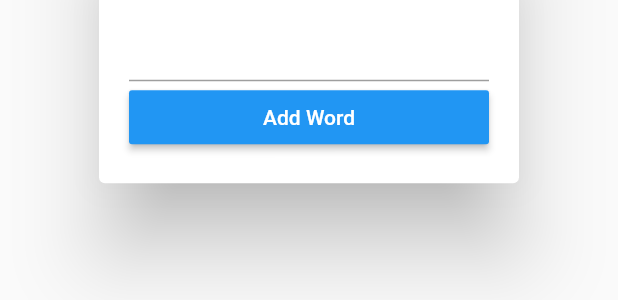
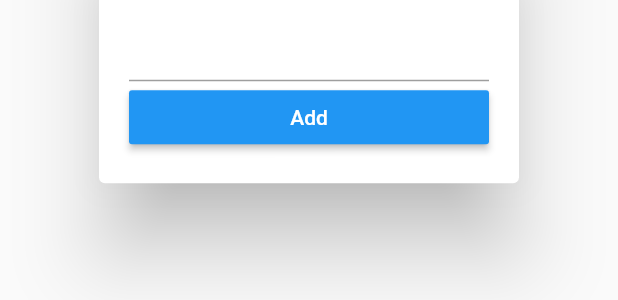
Before and after one commit to anjrew/flutter-hackathon-Aphasia-3amigos, a Flutter app: the AddWordDiolog widget shown alone on an empty page, opened directly, on a phone screen of 412 x 824 dp. Shown: the part 572-872 px from the top of the screen. Run offline on Flutter 3.47's test engine with Material 2 defaults, Android fonts, the phone set to English and light mode, and no system bars; our stand-ins replace get_it, shared_preferences; accounts and stored records are empty.

Commit message:
List playing sounds

```diff
--- a/lib/pages/add_text.dart
+++ b/lib/pages/add_text.dart
@@ -39,6 +39,7 @@ class _AddTextPageState extends State<AddTextPage> {
         itemBuilder: (context, index) => ListTile(
           key: Key(values[index].toString()),
           title: Text(values[index]),
+          trailing: IconButton(icon: Icon(Icons.surround_sound), onPressed: () => tts.speak(values[index])),
         ),
       ),
       Positioned(
@@ -105,7 +106,7 @@ class _AddWordDiologState extends State<AddWordDiolog> {
         RaisedButton(
           textColor: Colors.white,
           color: Theme.of(context).primaryColor,
-          child: Text("Add Word"),
+          child: Text("Add"),
           onPressed: addWord,
         ),
       ],
```
